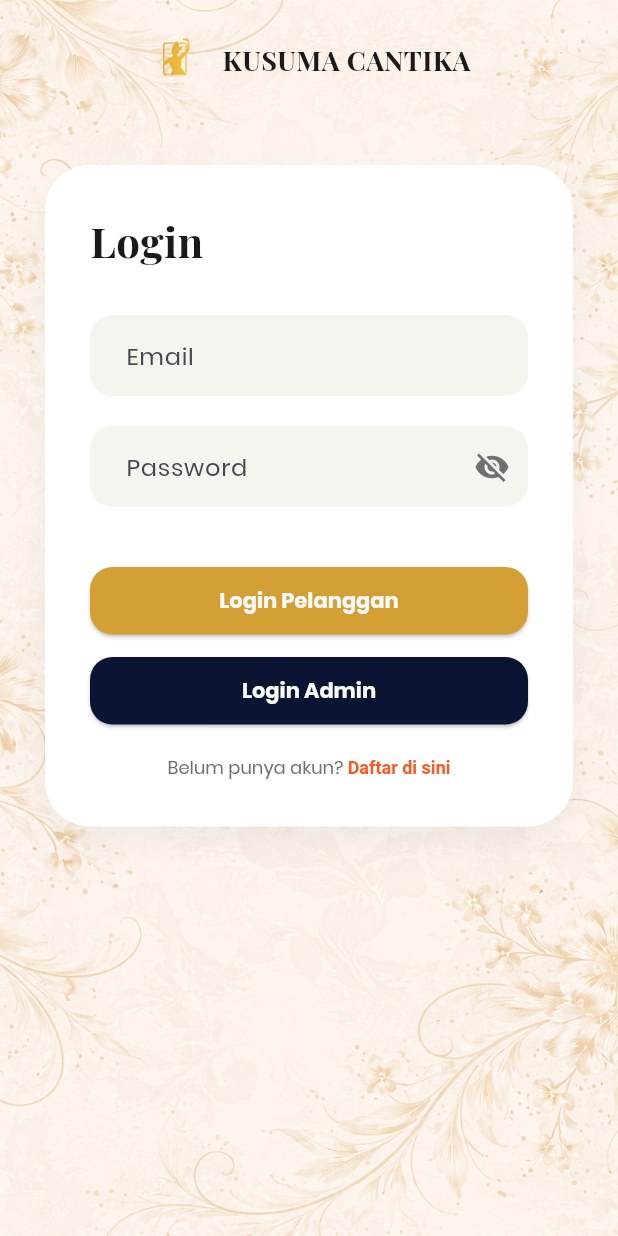
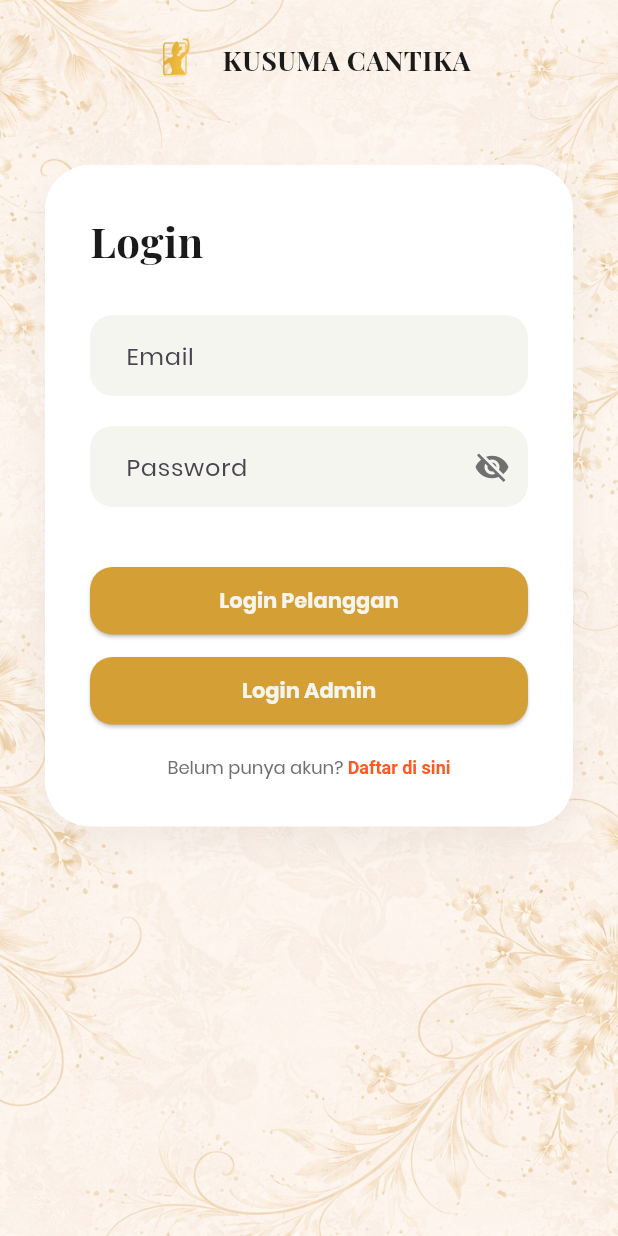
Before and after one commit to farinsevany-art/Penyewaan-Baju, a Flutter app: the screen it shows after launch, after a tap on "Mulai", after a tap on "Login", on a phone screen of 412 x 824 dp. Run offline on Flutter 3.47's test engine with Material 3 defaults, Android fonts, the phone set to English and light mode, and no system bars; our stand-ins replace fl_chart, image_cropper, image_picker, pdf, printing, shared_preferences; network calls fail.

Commit message:
color fix

```diff
--- a/lib/features/auth/screens/auth_selection_page.dart
+++ b/lib/features/auth/screens/auth_selection_page.dart
@@ -88,7 +88,7 @@ class AuthSelectionPage extends StatelessWidget {
         child: Text(
           text,
           style: const TextStyle(
-            color: AppColors.primaryNavy,
+            color: AppColors.offWhite,
             fontWeight: FontWeight.bold,
           ),
         ),
--- a/lib/features/auth/screens/login_form_page.dart
+++ b/lib/features/auth/screens/login_form_page.dart
@@ -197,7 +197,7 @@ class _LoginFormPageState extends State<LoginFormPage> {
                       const SizedBox(height: 15),
                       _buildLoginButton(
                         'Login Admin',
-                        AppColors.primaryNavy,
+                        AppColors.primaryGold,
                         () => _handleLogin('Admin'),
                       ),
                     ],
@@ -283,7 +283,7 @@ class _LoginFormPageState extends State<LoginFormPage> {
         child: Text(
           text,
           style: const TextStyle(
-            color: Color.fromARGB(255, 250, 250, 250),
+            color: AppColors.offWhite,
             fontWeight: FontWeight.bold,
             fontFamily: 'Poppins',
           ),
--- a/lib/features/auth/screens/register_page.dart
+++ b/lib/features/auth/screens/register_page.dart
@@ -307,7 +307,7 @@ class _RegisterPageState extends State<RegisterPage> {
           child: const Text(
             'Daftar',
             style: TextStyle(
-              color: AppColors.primaryNavy,
+              color: AppColors.offWhite,
               fontWeight: FontWeight.bold,
               fontFamily: 'Poppins',
             ),
--- a/lib/features/auth/screens/splash_page.dart
+++ b/lib/features/auth/screens/splash_page.dart
@@ -159,7 +159,7 @@ class _SplashPageState extends State<SplashPage> {
                       child: const Text(
                         'Mulai',
                         style: TextStyle(
-                          color: AppColors.primaryNavy,
+                          color: AppColors.offWhite,
                           fontWeight: FontWeight.bold,
                           fontSize: 16,
                         ),
```
